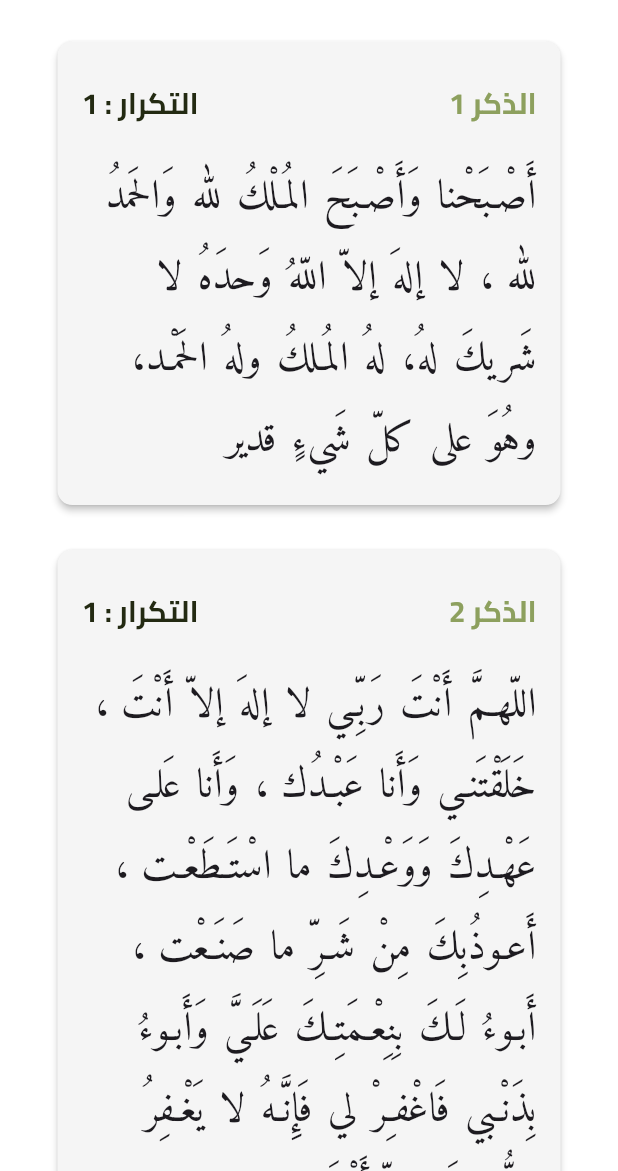
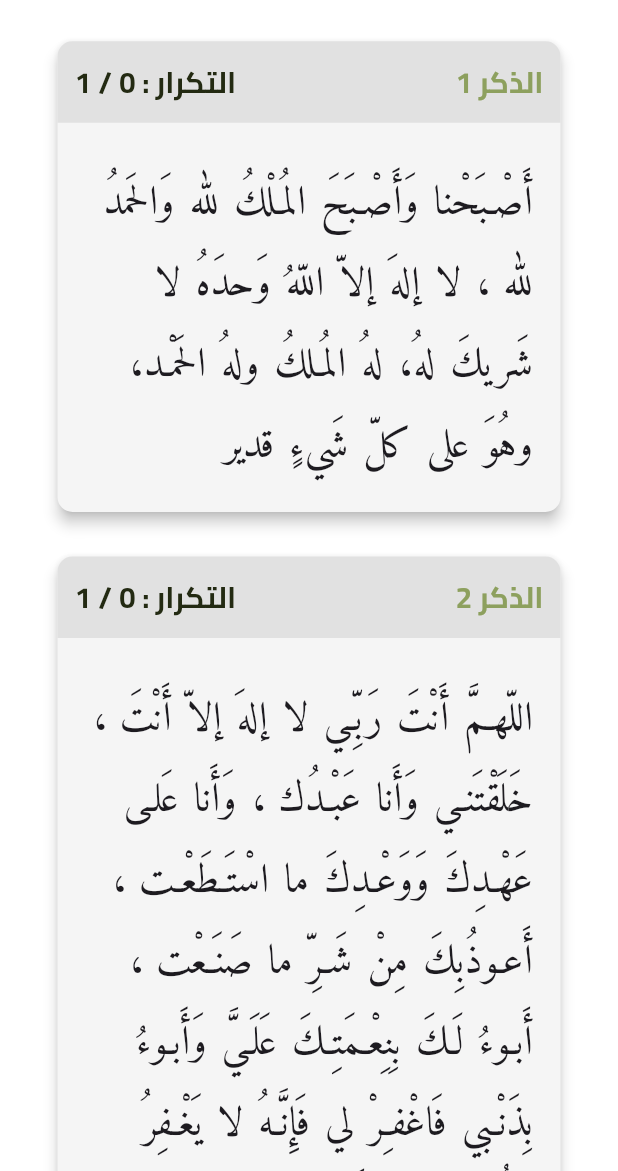
Before and after one commit to mohamedmagdy2301/azkary_app, a Flutter app: the AzkarDetailsScreen screen opened directly with sample values from the repository, on a phone screen of 412 x 824 dp, the part 65-1236 px from its top. Run offline on Flutter 3.47's test engine with Material 3 defaults, Android fonts, the light colour scheme and no system bars; our stand-ins replace firebase_core, flutter_bloc, flutter_screenutil; accounts and stored records are empty.

Commit message:
added cubit to increment Counter

```diff
--- /dev/null
+++ b/devtools_options.yaml
@@ -0,0 +1,3 @@
+description: This file stores settings for Dart & Flutter DevTools.
+documentation: https://docs.flutter.dev/tools/devtools/extensions#configure-extension-enablement-states
+extensions:
--- a/lib/features/azkar/presentation/veiw/screens/azkar_details_screen.dart
+++ b/lib/features/azkar/presentation/veiw/screens/azkar_details_screen.dart
@@ -1,10 +1,13 @@
 import 'package:azkary_app/features/azkar/data/azkar_data.dart';
 import 'package:azkary_app/features/azkar/data/azkar_screen_body_item_model_data.dart';
 import 'package:azkary_app/features/azkar/presentation/veiw/widgets/azkar_details_liseview_item_card.dart';
+import 'package:azkary_app/features/azkar/presentation/view_model/azkar_details_cubit.dart';
 import 'package:flutter/material.dart';
+import 'package:flutter_bloc/flutter_bloc.dart';
 
 class AzkarDetailsScreen extends StatelessWidget {
   const AzkarDetailsScreen({super.key});
+
   static const String routeName = '/azkarDetailsScreen';
 
   @override
@@ -12,7 +15,10 @@
     final azkarScreenBodyItemModel =
         ModalRoute.of(context)?.settings.arguments as AzkarScreenBodyItemModel;
     var dataList = azkarData[azkarScreenBodyItemModel.title];
-    return Scaffold(
+
+    return BlocProvider(
+      create: (context) => AzkarDetailsCubit(dataList),
+      child: Scaffold(
         appBar: AppBar(
           title: Text(azkarScreenBodyItemModel.title),
           centerTitle: true,
@@ -21,15 +27,28 @@
             color: Colors.white,
           ),
         ),
-      body: ListView.builder(
+        body: BlocBuilder<AzkarDetailsCubit, AzkarDetailsState>(
+          builder: (context, state) {
+            if (state.dataList == null) {
+              return const Center(child: Text("No data available"));
+            }
+
+            return ListView.builder(
               physics: const BouncingScrollPhysics(),
-        itemCount: dataList?.length ?? 0,
+              itemCount: state.dataList?.length ?? 0,
               itemBuilder: (context, index) {
                 return AzkarDetailsLiseviewItemCard(
-            dataList: dataList,
+                  dataList: state.dataList,
                   index: index,
+                  counter: state.counters[index],
+                  onCounterChanged: () {
+                    context.read<AzkarDetailsCubit>().incrementCounter(index);
+                  },
                 );
               },
+            );
+          },
+        ),
       ),
     );
   }
--- a/lib/features/azkar/presentation/veiw/widgets/azkar_details_liseview_item_card.dart
+++ b/lib/features/azkar/presentation/veiw/widgets/azkar_details_liseview_item_card.dart
@@ -3,13 +3,18 @@
 import 'package:flutter_screenutil/flutter_screenutil.dart';
 
 class AzkarDetailsLiseviewItemCard extends StatelessWidget {
+  final int index;
+  final List<Map<String, String>>? dataList;
+  final int counter; // Receive the current counter value
+  final VoidCallback onCounterChanged; // Callback to notify counter change
+
   const AzkarDetailsLiseviewItemCard({
     super.key,
+    required this.index,
     required this.dataList,
-    required this.index,
+    required this.counter,
+    required this.onCounterChanged,
   });
-  final int index;
-  final List<Map<String, String>>? dataList;
 
   @override
   Widget build(BuildContext context) {
@@ -18,22 +23,28 @@
         horizontal: 30.w,
         vertical: 10.h,
       ),
+      child: GestureDetector(
+        onTap: onCounterChanged,
         child: Card(
-        elevation: 2,
+          elevation: 4,
           color: Colors.grey.shade100,
           shape: RoundedRectangleBorder(
             borderRadius: BorderRadius.circular(10),
           ),
-        child: Padding(
-          padding: EdgeInsets.symmetric(
-            horizontal: 14.w,
-            vertical: 15.h,
+          child: Column(
+            children: [
+              Container(
+                height: 50.h,
+                width: double.infinity,
+                padding: EdgeInsets.symmetric(horizontal: 10.w),
+                decoration: const BoxDecoration(
+                  borderRadius: BorderRadius.only(
+                    topLeft: Radius.circular(10),
+                    topRight: Radius.circular(10),
                   ),
-          child: Column(
-            crossAxisAlignment: CrossAxisAlignment.start,
-            children: [
-              SizedBox(height: 10.h),
-              Row(
+                  color: Color.fromARGB(255, 225, 225, 225),
+                ),
+                child: Row(
                   mainAxisAlignment: MainAxisAlignment.spaceBetween,
                   children: [
                     Text(
@@ -44,8 +55,13 @@
                         color: ColorsAppLight.primaryColor,
                       ),
                     ),
-                  Text(
-                    "التكرار : ${dataList?[index]["count"]}",
+                    counter == (int.parse(dataList?[index]["count"] ?? "0"))
+                        ? const Icon(
+                            Icons.check_circle_outline,
+                            color: ColorsAppLight.primaryColor,
+                          )
+                        : Text(
+                            "التكرار : $counter / ${dataList?[index]["count"]}",
                             style: TextStyle(
                               fontSize: 18.sp,
                               fontWeight: FontWeight.bold,
@@ -54,15 +70,27 @@
                           ),
                   ],
                 ),
-              SizedBox(height: 20.h),
+              ),
+              Padding(
+                padding: EdgeInsets.symmetric(
+                  horizontal: 16.w,
+                  vertical: 15.h,
+                ),
+                child: Column(
+                  crossAxisAlignment: CrossAxisAlignment.start,
+                  children: [
+                    SizedBox(height: 10.h),
                     Text(
                       dataList?[index]['content'] ?? "",
                       style: TextStyle(
                         fontSize: 25.sp,
                         fontWeight: FontWeight.w400,
                         height: 2,
-                  wordSpacing: 2.2,
+                        wordSpacing: 2,
                         fontFamily: "Amiri",
+                      ),
+                    ),
+                  ],
                 ),
               ),
             ],
--- /dev/null
+++ b/lib/features/azkar/presentation/view_model/azkar_details_cubit.dart
@@ -0,0 +1,39 @@
+import 'package:flutter_bloc/flutter_bloc.dart';
+
+class AzkarDetailsState {
+  final List<Map<String, String>>? dataList;
+  final List<int> counters;
+
+  AzkarDetailsState({
+    required this.dataList,
+    required this.counters,
+  });
+
+  AzkarDetailsState copyWith({
+    List<Map<String, String>>? dataList,
+    List<int>? counters,
+  }) {
+    return AzkarDetailsState(
+      dataList: dataList ?? this.dataList,
+      counters: counters ?? this.counters,
+    );
+  }
+}
+
+class AzkarDetailsCubit extends Cubit<AzkarDetailsState> {
+  AzkarDetailsCubit(List<Map<String, String>>? dataList)
+      : super(AzkarDetailsState(
+          dataList: dataList,
+          counters: List<int>.filled(dataList?.length ?? 0, 0),
+        ));
+
+  // Method to increment the counter for a specific index
+  void incrementCounter(int index) {
+    final currentCounters = List<int>.from(state.counters);
+    if (currentCounters[index] <
+        int.parse(state.dataList?[index]["count"] ?? "0")) {
+      currentCounters[index]++;
+      emit(state.copyWith(counters: currentCounters));
+    }
+  }
+}
--- a/lib/main_development.dart
+++ b/lib/main_development.dart
@@ -10,7 +10,7 @@
 
 void main() async {
   WidgetsFlutterBinding.ensureInitialized();
-  // await ScreenUtil.ensureScreenSize();
+  await ScreenUtil.ensureScreenSize();
 
   runApp(const MyApp());
 }
@@ -25,7 +25,6 @@
       designSize: const Size(360, 758.666),
       minTextAdapt: true,
       splitScreenMode: true,
-      // Use builder only if you need to use library outside ScreenUtilInit context
       builder: (_, child) {
         return MaterialApp(
           debugShowCheckedModeBanner: false,
--- a/pubspec.yaml
+++ b/pubspec.yaml
@@ -39,6 +39,8 @@
   flutter_localizations:
     sdk: flutter
   flutter_screenutil: ^5.9.3
+  bloc: ^8.1.4
+  flutter_bloc: ^8.1.6
 
 dev_dependencies:
   flutter_test:
```
Also changed, not shown: pubspec.lock. Lines whose indentation alone changed are shown as unchanged.
